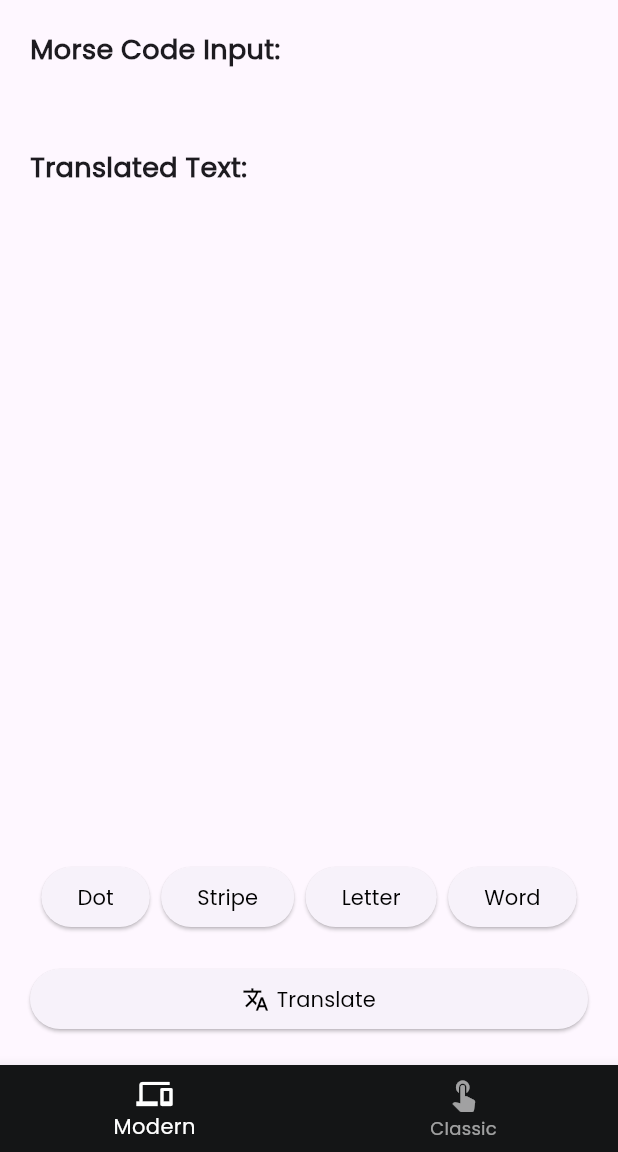
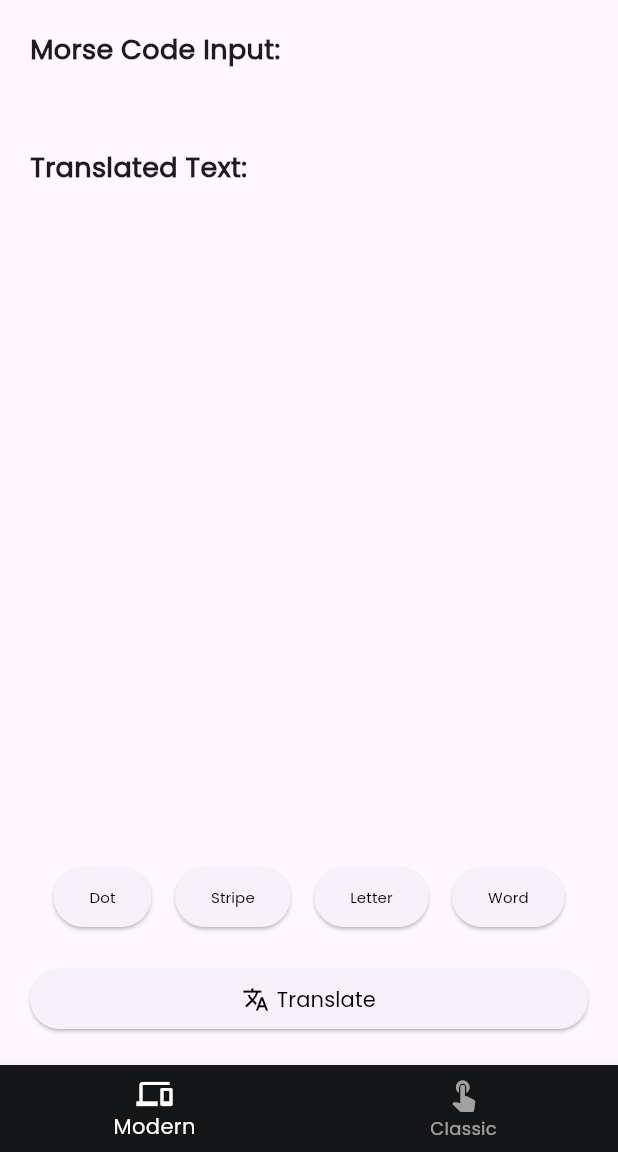
Before and after one commit to ItsJordanNL/morse-translator, a Flutter app: the screen it shows after launch, on a phone screen of 412 x 824 dp, the part 84-1236 px from its top. Run offline on Flutter 3.47's test engine with Material 3 defaults, Android fonts, the phone set to English and light mode, and no system bars.

Commit message:
Fix - Aanpassen afmetingen voor fysiek apparaat

```diff
--- a/lib/classic.dart
+++ b/lib/classic.dart
@@ -226,7 +226,7 @@ class TimerButtonState extends State<TimerButton> {
                     ? "Start by tapping machine below..."
                     : _displayText,
                 style: TextStyle(
-                  fontSize: 20,
+                  fontSize: 18,
                   color: _displayText.isEmpty
                       ? Colors.black.withOpacity(0.25)
                       : Colors.black,
--- a/lib/main.dart
+++ b/lib/main.dart
@@ -136,22 +136,22 @@ class TranslatorHomePageState extends State<TranslatorHomePage> {
                       ElevatedButton(
                         onPressed: () => _appendToMorseCode('.'),
                         child: const Text('Dot',
-                            style: TextStyle(color: Colors.black)),
+                            style: TextStyle(color: Colors.black, fontSize: 10)),
                       ),
                       ElevatedButton(
                         onPressed: () => _appendToMorseCode('-'),
                         child: const Text('Stripe',
-                            style: TextStyle(color: Colors.black)),
+                            style: TextStyle(color: Colors.black, fontSize: 10)),
                       ),
                       ElevatedButton(
                         onPressed: () => _appendToMorseCode(' '),
                         child: const Text('Letter',
-                            style: TextStyle(color: Colors.black)),
+                            style: TextStyle(color: Colors.black, fontSize: 10)),
                       ),
                       ElevatedButton(
                         onPressed: () => _appendToMorseCode('/'),
                         child: const Text('Word',
-                            style: TextStyle(color: Colors.black)),
+                            style: TextStyle(color: Colors.black, fontSize: 10)),
                       ),
                     ],
                   ),
```
